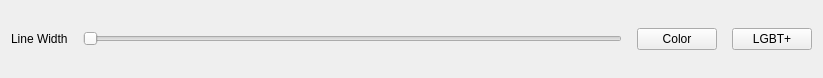
Qt form ui/BottomWidget.ui (JulienChevron/Mandala) before a commit.
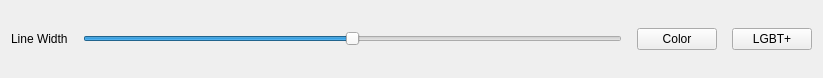
The same form after that commit.

Commit message: Setup pen in BottomWidget

Patch:
```diff
--- a/ui/BottomWidget.ui
+++ b/ui/BottomWidget.ui
@@ -23,6 +23,18 @@
    </item>
    <item>
     <widget class="QSlider" name="line_slider">
+     <property name="maximum">
+      <number>20</number>
+     </property>
+     <property name="pageStep">
+      <number>1</number>
+     </property>
+     <property name="value">
+      <number>10</number>
+     </property>
+     <property name="sliderPosition">
+      <number>10</number>
+     </property>
      <property name="orientation">
       <enum>Qt::Horizontal</enum>
      </property>
```
Left out of the diff: 51 changed lines with no effect on the pictures. The commit also changes 4 other files.
